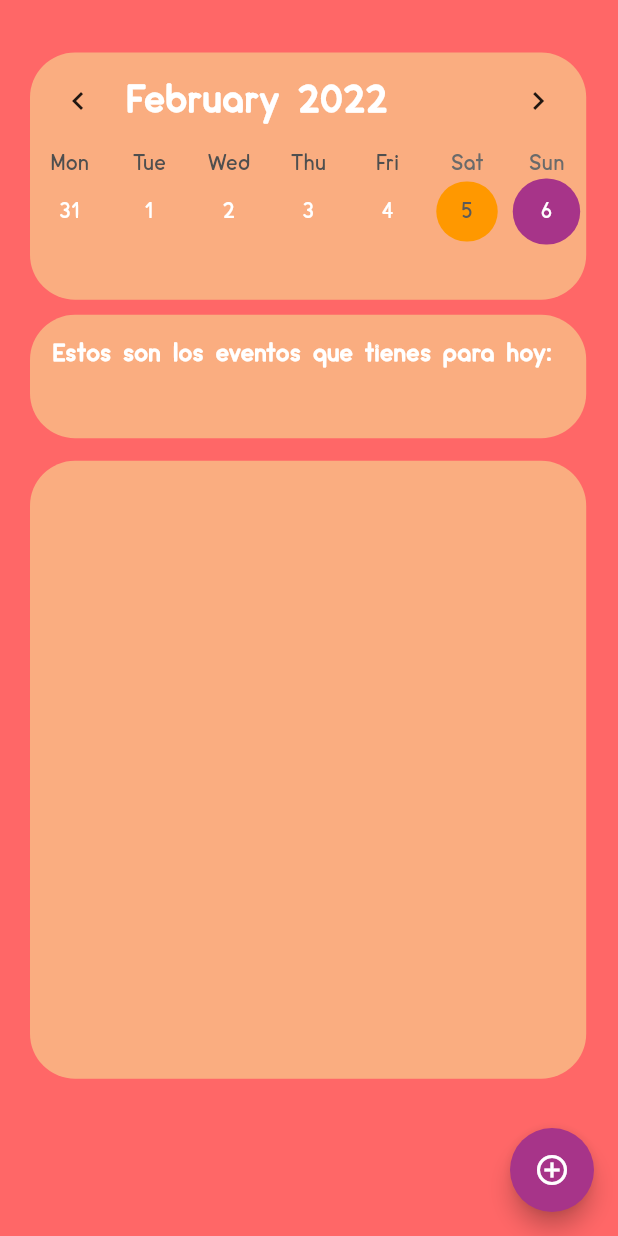
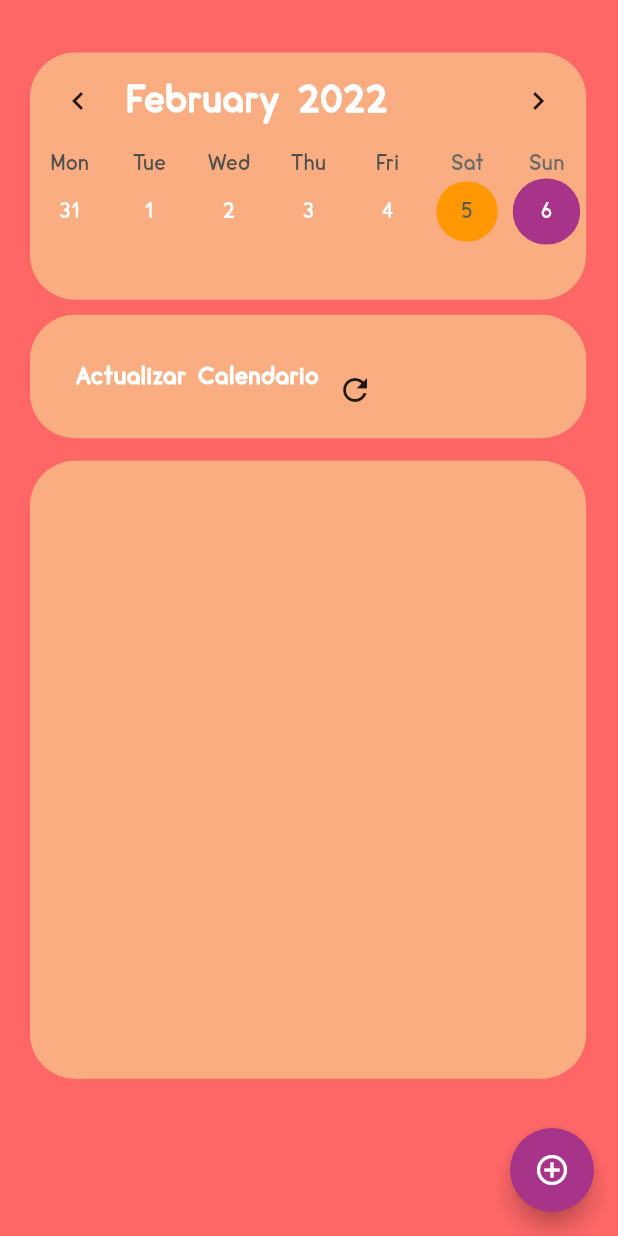
Before and after one commit to JcortesJ/MyUNify, a Flutter app: the VistaCalendar screen opened by its route, on a phone screen of 412 x 824 dp. Run offline on Flutter 3.47's test engine with Material 2 defaults, Android fonts, the phone set to English and light mode, and no system bars; drawn by our look-alikes of table_calendar; our stand-ins replace image_picker, webview_flutter; accounts and stored records are empty.

```diff
--- a/lib/datos/eventoLogica.dart
+++ b/lib/datos/eventoLogica.dart
@@ -3,11 +3,15 @@
 import 'package:intl/intl.dart';
 import 'package:myunify/datos/Evento.dart';
 import 'package:myunify/datos/EventoOcio.dart';
+import 'package:myunify/datos/usuario.dart';
 import 'package:myunify/pages/Calendario.dart';
 
 class MetodosEvento {
   static Map<DateTime, List<Evento>> ListaEventosDB = {};
+
+  static List<dynamic> eventosPublicos = [];
   static late DateTime diaSeleccionado;
+  static DateTime diacentrado = DateTime.now();
   /*
   static DateTime formatearFecha(String dia, String mes) {
     int dia_ = int.parse(dia);
@@ -20,6 +24,12 @@ class MetodosEvento {
   */
 
   static void agregarEvento(Evento e, DateTime f) {
+    diacentrado = f;
+    if (e.publico = true) {
+      //añade a la lista publica si es necesario
+      eventosPublicos.add(e);
+    }
+
     List<Evento> listaPosible = [e];
 
     //bug mas paila que alguna vez he visto
--- a/lib/datos/usuario.dart
+++ b/lib/datos/usuario.dart
@@ -1,3 +1,5 @@
+import 'package:myunify/datos/Evento.dart';
+
 class Usuario {
   String linkFoto = "null";
   late String nombre;
@@ -5,6 +7,7 @@ class Usuario {
   late String contrasena;
   late String nombreUsuario;
   late String usuarioig;
+  late Map<DateTime, Evento> calendarUsuario = {};
   late List<Usuario> amigos = [
     Usuario(
       "Juan Cortes",
@@ -115,8 +118,8 @@ class Usuario {
   set Nombre(String n) => nombre = n;
   set Correo(String c) => correo = c;
   set Contrasena(String e) => contrasena = e;
-  set NombreUsuario(String l) => nombreUsuario= l;
-  set Usuarioig (String x) => usuarioig= x;
+  set NombreUsuario(String l) => nombreUsuario = l;
+  set Usuarioig(String x) => usuarioig = x;
 
   factory Usuario.fromJson(dynamic json) {
     return Usuario(
@@ -134,5 +137,4 @@ class Usuario {
         'nombreUsuario': nombreUsuario,
         'usuarioig': usuarioig,
       };
-
 }
--- a/lib/pages/Amigos/buscador_Amigo.dart
+++ b/lib/pages/Amigos/buscador_Amigo.dart
@@ -5,6 +5,7 @@ import 'package:myunify/widgets/perfil_widgets/appbar_widget.dart';
 import 'package:myunify/widgets/perfil_widgets/button_widget.dart';
 import 'package:myunify/widgets/perfil_widgets/profile_widget.dart';
 import 'package:myunify/logica/metodos.dart';
+import 'package:myunify/widgets/generales/Colores.dart';
 
 class BuscadorAmigo extends StatefulWidget {
   @override
@@ -88,7 +89,8 @@ class _BuscadorAmigoEstado extends State<BuscadorAmigo> {
             actions: <Widget>[
               FlatButton(
                   color: Colors.orange.shade400,
-                  onPressed: () =>  Navigator.pop(context), // que cree la solicitud
+                  onPressed: () =>
+                      Navigator.pop(context), // que cree la solicitud
                   child: const Text("Enviar solicitud de amistad",
                       style: TextStyle(color: Colors.black))),
               FlatButton(
--- a/lib/pages/Amigos/lista_amigos.dart
+++ b/lib/pages/Amigos/lista_amigos.dart
@@ -5,6 +5,7 @@ import 'package:flutter/widgets.dart';
 import 'package:myunify/datos/usuario.dart';
 import 'package:myunify/datos/usuario.dart';
 import 'package:myunify/logica/metodos.dart';
+import 'package:myunify/widgets/generales/Colores.dart';
 import 'package:myunify/widgets/perfil_widgets/profile_widget.dart';
 import 'buscador_Amigo.dart';
 import 'pantalla_perfil_amigo.dart';
@@ -97,7 +98,7 @@ class _PaginaAmigosState extends State<PaginaAmigos> {
               //La respuesta está en este list.generate
               // DOC: https://docs.flutter.dev/cookbook/lists/grid-lists
               List.generate(_amigos.length, (index) {
-                return Container(
+            return Container(
                 padding: EdgeInsets.all(8),
                 height: 80,
                 width: 500,
@@ -141,7 +142,6 @@ class _PaginaAmigosState extends State<PaginaAmigos> {
         ),
       ),*/
 
-
       floatingActionButtonLocation: FloatingActionButtonLocation.miniEndFloat,
 
       floatingActionButton: FloatingActionButton(
--- a/lib/pages/Amigos/pantalla_perfil_amigo.dart
+++ b/lib/pages/Amigos/pantalla_perfil_amigo.dart
@@ -1,4 +1,5 @@
 import 'package:flutter/material.dart';
+import 'package:myunify/widgets/generales/Colores.dart';
 import 'package:myunify/widgets/perfil_widgets/appbar_widget.dart';
 import 'package:myunify/widgets/perfil_widgets/button_widget.dart';
 import 'package:myunify/widgets/perfil_widgets/profile_widget.dart';
@@ -6,7 +7,6 @@ import 'package:myunify/logica/metodos.dart';
 import 'package:myunify/datos/usuario.dart';
 import 'package:myunify/widgets/perfil_widgets/container_widget.dart';
 import 'package:myunify/widgets/perfil_widgets/container_widget2.dart';
-
 
 class PerfilAmigo extends StatefulWidget {
   @override
@@ -58,7 +58,6 @@ class _PerfilAmigoEstado extends State<PerfilAmigo> {
         Navigator.pop(context);
       });
 
-
   @override
   void dispose() {
     // Clean up the controller when the widget is removed from the widget tree.
--- a/lib/pages/Calendario.dart
+++ b/lib/pages/Calendario.dart
@@ -28,7 +28,7 @@ class _VistaCalendarState extends State<VistaCalendar> {
   List<Evento> eventosDelDia = [];
   //la clase evento deberia tener por defecto que eventos del dia tenga este texto
   //Creamos las variables básicas donde focused day es el primer dia, y selected el que toque la persona
-  DateTime _focusedDay = DateTime.now();
+  DateTime _focusedDay = MetodosEvento.diacentrado;
   DateTime _selectedDay = DateTime.now();
   CalendarFormat _calendarFormat = CalendarFormat.week;
   EventoOcio diaSinEvento = EventoOcio(
@@ -190,13 +190,26 @@ class _VistaCalendarState extends State<VistaCalendar> {
               padding: EdgeInsets.all(15),
               child:
                   //Pendiente modificarlo XD
+                  ListView(
+                scrollDirection: Axis.horizontal,
+                padding: EdgeInsets.all(15),
+                children: [
                   Text(
-                "Estos son los eventos que tienes para hoy:",
-                textAlign: TextAlign.left,
-                style: TextStyle(
-                    fontSize: 16,
-                    color: Colors.white,
-                    fontWeight: FontWeight.bold),
+                    "Actualizar Calendario",
+                    textAlign: TextAlign.left,
+                    style: TextStyle(
+                        fontSize: 16,
+                        color: Colors.white,
+                        fontWeight: FontWeight.bold),
+                  ),
+                  IconButton(
+                      onPressed: () {
+                        setState(() {
+                          mostrarEventos();
+                        });
+                      },
+                      icon: Icon(Icons.refresh))
+                ],
               )),
 
           //LISTA DE EVENTOS
@@ -315,9 +328,11 @@ class _VistaCalendarState extends State<VistaCalendar> {
   //este metodo borra los eventos, sacandolo de la lista de eventos, y actualizando la lista en el diccionario
   _eliminarEvento(Evento e, List<Evento> listaEseDia, DateTime claveDia) {
     listaEseDia.remove(e);
+    MetodosEvento.eventosPublicos.remove(e);
     List<Evento> listaActualizada = listaEseDia;
     MetodosEvento.ListaEventosDB[claveDia] = listaActualizada;
     print("evento borrado con exito");
-    Navigator.pushNamedAndRemoveUntil(context, "/Calendario", (route) => false);
+    // Navigator.pushNamedAndRemoveUntil(context, "/Calendario", (route) => false);
+    Navigator.pop(context);
   }
 }
--- a/lib/pages/editarEstudio.dart
+++ b/lib/pages/editarEstudio.dart
@@ -191,6 +191,7 @@ class _EditarEventoEstudio extends State<EditarEventoEstudio> {
 
     print("evento agregado");
 
-    Navigator.pushNamedAndRemoveUntil(context, "/Calendario", (route) => false);
+    //Navigator.pushNamedAndRemoveUntil(context, "/Calendario", (route) => false);
+    Navigator.pop(context);
   }
 }
--- a/lib/pages/editarOcio.dart
+++ b/lib/pages/editarOcio.dart
@@ -202,6 +202,7 @@ class _EditarEventoOcio extends State<EditarEventoOcio> {
 
     print("evento agregado");
 
-    Navigator.pushNamedAndRemoveUntil(context, "/Calendario", (route) => false);
+    //  Navigator.pushNamedAndRemoveUntil(context, "/Calendario", (route) => false);
+    Navigator.pop(context);
   }
 }
--- a/lib/widgets/generales/Colores.dart
+++ b/lib/widgets/generales/Colores.dart
@@ -1,7 +1,7 @@
 import 'package:flutter/material.dart';
 
-class Colores{
-
+class Colores {
+  static Color color_fondo = Color(0xFFFAAD80);
   static Color colorNaranjaClaro = Color(0xFFFAAD80);
   static Color colorNaranja = Color(0xFFFF8303);
   static Color colorRosado = Color(0xFFAD1457);
--- a/pubspec.yaml
+++ b/pubspec.yaml
@@ -46,6 +46,7 @@ dev_dependencies:
   flutter_test:
     sdk: flutter
 
+
   flutter_launcher_icons: ^0.9.2
 
   # The "flutter_lints" package below contains a set of recommended lints to
@@ -60,6 +61,7 @@ flutter_icons:
   android: true
   image_path_ios: "assets/images/icon.png"
   image_path_android: "assets/images/icon.png"
+  adaptive_icon_background: 'assets/images/icon.png'
 # For information on the generic Dart part of this file, see the
 # following page: https://dart.dev/tools/pub/pubspec
 
```
Also changed, not shown: lib/Datos/Solicitud.dart (+9 -10 lines), lib/pages/editarClase.dart (+5 -2 lines), lib/pages/mensajes.dart (+43 -13 lines), lib/widgets/mensajes_widgets/MsgEvento.dart (+28 -41 lines), 31 other files.
